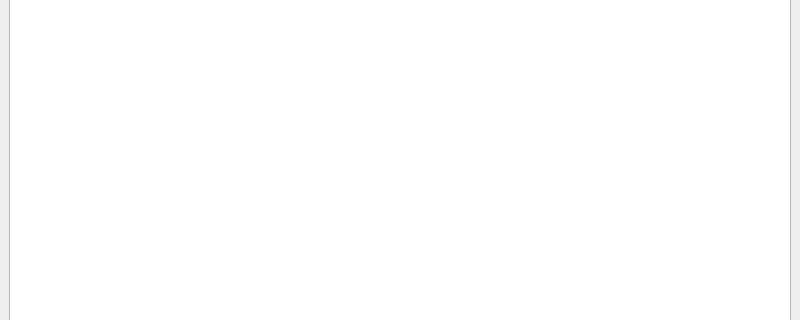
First picture: the form in mainwindow.ui, repository yyx112358/LogViewer, before the edit; both pictures show x 0 to 800 and y 144 to 464 of the 800 by 600 pixel window.
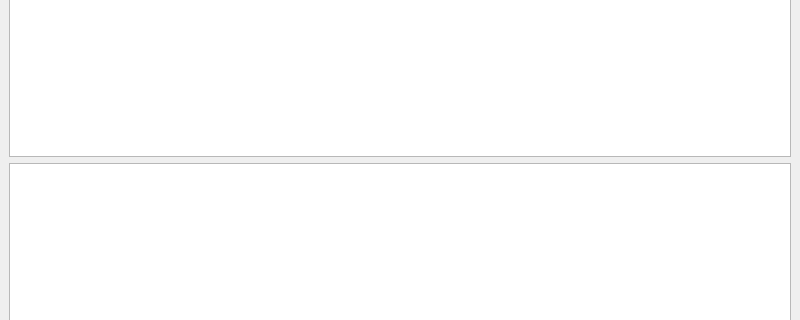
Second picture: the form after the edit.

Commit message: 支持tableview表格显示

Diff of the .ui file:
```diff
--- a/mainwindow.ui
+++ b/mainwindow.ui
@@ -18,6 +18,9 @@
     <item row="0" column="0">
      <widget class="QTextBrowser" name="textBrowser"/>
     </item>
+    <item row="1" column="0">
+     <widget class="QTableView" name="tableView"/>
+    </item>
    </layout>
   </widget>
   <widget class="QMenuBar" name="menubar">
```
The commit also changes 2 other files.
